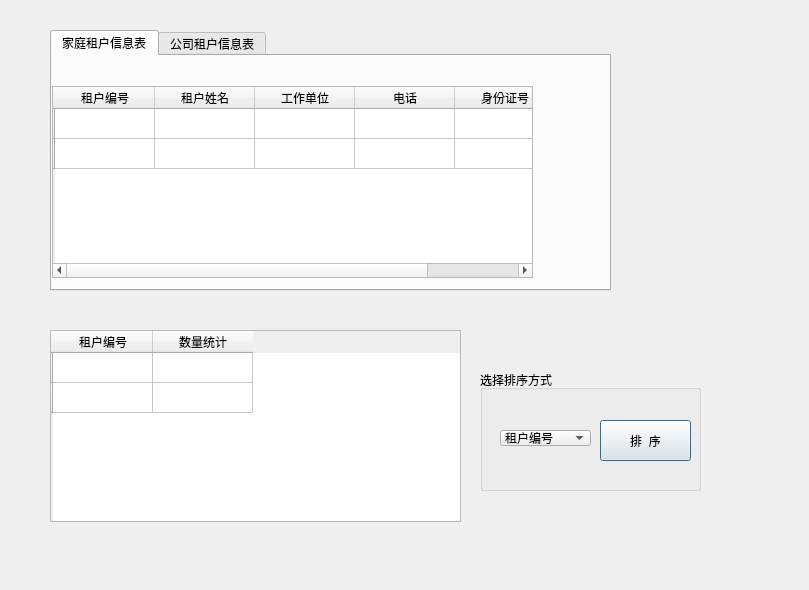
This is lessee.ui in angeiv/house as Qt 5 draws it before an edit. The edited form follows.
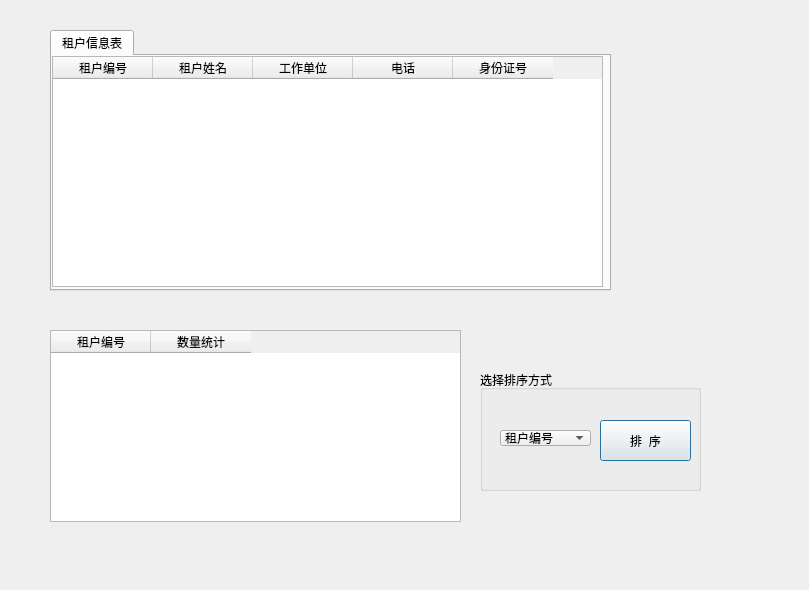
This is the edited form.

What changed in the file:
```diff
--- a/lessee.ui
+++ b/lessee.ui
@@ -27,27 +27,17 @@
    </property>
    <widget class="QWidget" name="tab">
     <attribute name="title">
-     <string>家庭租户信息表</string>
+     <string>租户信息表</string>
     </attribute>
     <widget class="QTableWidget" name="tableWidget">
      <property name="geometry">
       <rect>
        <x>0</x>
-       <y>30</y>
-       <width>481</width>
-       <height>192</height>
+       <y>0</y>
+       <width>551</width>
+       <height>231</height>
       </rect>
      </property>
-     <row>
-      <property name="text">
-       <string/>
-      </property>
-     </row>
-     <row>
-      <property name="text">
-       <string/>
-      </property>
-     </row>
      <column>
       <property name="text">
        <string>租户编号</string>
@@ -75,11 +65,6 @@
      </column>
     </widget>
    </widget>
-   <widget class="QWidget" name="tab_2">
-    <attribute name="title">
-     <string>公司租户信息表</string>
-    </attribute>
-   </widget>
   </widget>
   <widget class="QTableWidget" name="tableWidget_2">
    <property name="geometry">
@@ -90,16 +75,6 @@
      <height>192</height>
     </rect>
    </property>
-   <row>
-    <property name="text">
-     <string/>
-    </property>
-   </row>
-   <row>
-    <property name="text">
-     <string/>
-    </property>
-   </row>
    <column>
     <property name="text">
      <string>租户编号</string>
```
